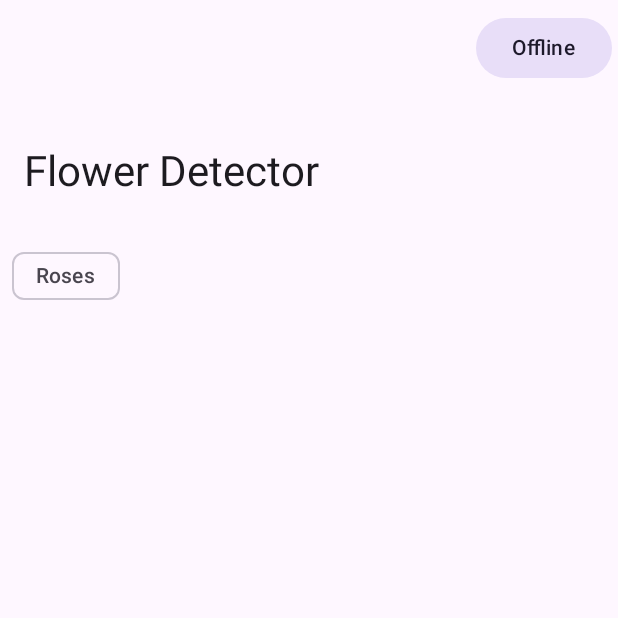
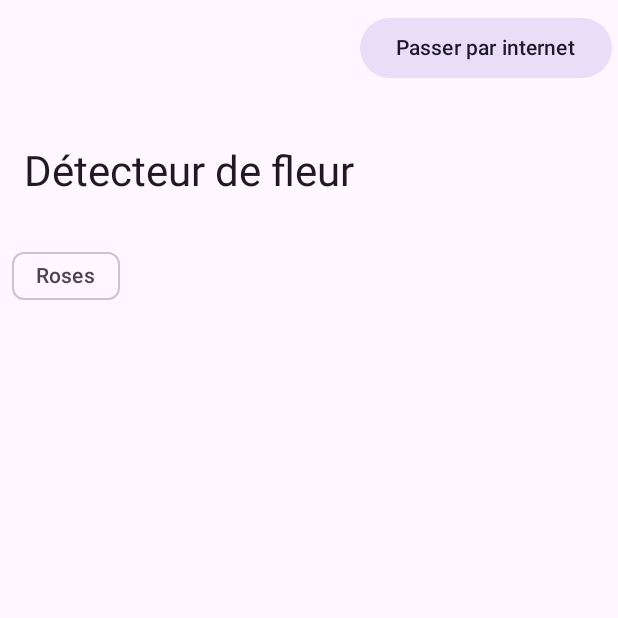
Before and after one commit to Appli-chic/flower-ai-app, an Android app built with Jetpack Compose: the screen it shows after launch (MainActivity), on a phone screen of 412 x 824 dp, the top half of it. Run offline under Robolectric (Android 15) with nearby library versions, the phone set to English and light mode, and no system bars; libraries missing offline, so code that uses them is left out: org.pytorch, org.pytorch.torchvision; pictures from the network do not load.

Commit message:
Give the choice between local and remote prediction

```diff
--- a/android/build.gradle.kts
+++ b/android/build.gradle.kts
@@ -26,6 +26,8 @@ kotlin {
             implementation(libs.pytorch)
             implementation(libs.pytorch.torchvision)
             implementation(libs.coil)
+            implementation(libs.retrofit)
+            implementation(libs.retrofit.gson)
         }
     }
 }
--- a/android/src/main/AndroidManifest.xml
+++ b/android/src/main/AndroidManifest.xml
@@ -4,6 +4,8 @@
 
     <uses-permission android:name="android.permission.READ_MEDIA_IMAGES" />
     <uses-permission android:name="android.permission.READ_EXTERNAL_STORAGE" />
+    <uses-permission android:name="android.permission.INTERNET" />
+    <uses-permission android:name="android.permission.ACCESS_NETWORK_STATE" />
 
     <application
         android:allowBackup="true"
@@ -11,6 +13,7 @@
         android:label="@string/app_name"
         android:roundIcon="@mipmap/ic_launcher_round"
         android:supportsRtl="true"
+        android:networkSecurityConfig="@xml/network_security_config"
         android:theme="@android:style/Theme.Material.Light.NoActionBar">
         <activity
             android:exported="true"
--- a/android/src/main/kotlin/com/applichic/flowerdetector/MainScreen.kt
+++ b/android/src/main/kotlin/com/applichic/flowerdetector/MainScreen.kt
@@ -14,7 +14,6 @@ import androidx.compose.foundation.lazy.grid.LazyVerticalGrid
 import androidx.compose.foundation.lazy.grid.items
 import androidx.compose.material.icons.Icons
 import androidx.compose.material.icons.filled.Check
-import androidx.compose.material3.Button
 import androidx.compose.material3.ExperimentalMaterial3Api
 import androidx.compose.material3.FilledTonalButton
 import androidx.compose.material3.FilterChip
@@ -40,24 +39,26 @@ import coil.compose.AsyncImage
 @Composable
 fun MainScreen(viewModel: MainViewModel) {
     val uiState by viewModel.uiState.collectAsState()
-    MainScreen(uiState, viewModel::onRoseFilterChanged)
+    MainScreen(uiState, viewModel::onRoseFilterChanged, viewModel::switchModelMode)
 }
 
 @Composable
 fun MainScreen(
     uiState: UiState,
     onRoseFilterChanged: () -> Unit,
+    switchModelMode: () -> Unit,
 ) {
     val scrollBehavior = TopAppBarDefaults.exitUntilCollapsedScrollBehavior(rememberTopAppBarState())
+    val modelModeText = if (uiState.isModelModeOnline) "Passer en local" else "Passer par internet"
 
     Scaffold(
         topBar = {
             LargeTopAppBar(
-                title = { Text("Flower Detector") },
+                title = { Text("Détecteur de fleur") },
                 scrollBehavior = scrollBehavior,
                 actions = {
-                    FilledTonalButton(onClick = {  }) {
-                        Text("Offline")
+                    FilledTonalButton(onClick = switchModelMode) {
+                        Text(modelModeText)
                     }
                 }
             )
@@ -112,6 +113,6 @@ fun MainScreen(
 @Composable
 fun MainScreenPreview() {
     MaterialTheme {
-        MainScreen(uiState = UiState(images = emptyList()), {})
+        MainScreen(uiState = UiState(images = emptyList()), {}, {})
     }
 }
--- /dev/null
+++ b/android/src/main/res/xml/network_security_config.xml
@@ -0,0 +1,6 @@
+<?xml version="1.0" encoding="utf-8"?>
+<network-security-config>
+    <domain-config cleartextTrafficPermitted="true">
+        <domain includeSubdomains="true">10.0.2.2</domain>
+    </domain-config>
+</network-security-config>
--- a/gradle/libs.versions.toml
+++ b/gradle/libs.versions.toml
@@ -5,20 +5,21 @@ android-minSdk = "24"
 android-targetSdk = "34"
 androidx-activityCompose = "1.8.2"
 compose = "1.6.3"
-compose-material3 = "1.2.1"
 compose-plugin = "1.6.0"
 kotlin = "1.9.22"
 pytorch = "2.1.0"
 coil = "2.6.0"
+retrofit = "2.9.0"
 
 [libraries]
 androidx-activity-compose = { module = "androidx.activity:activity-compose", version.ref = "androidx-activityCompose" }
 compose-ui-tooling = { module = "androidx.compose.ui:ui-tooling", version.ref = "compose" }
 compose-ui-tooling-preview = { module = "androidx.compose.ui:ui-tooling-preview", version.ref = "compose" }
-compose-material3 = { module = "androidx.compose.material3:material3", version.ref = "compose-material3" }
 pytorch = { module = "org.pytorch:pytorch_android_lite", version.ref = "pytorch" }
 pytorch-torchvision = { module = "org.pytorch:pytorch_android_torchvision_lite", version.ref = "pytorch" }
 coil = { module = "io.coil-kt:coil-compose", version.ref = "coil" }
+retrofit = { module = "com.squareup.retrofit2:retrofit", version.ref = "retrofit" }
+retrofit-gson = { module = "com.squareup.retrofit2:converter-gson", version.ref = "retrofit" }
 
 [plugins]
 androidApplication = { id = "com.android.application", version.ref = "agp" }
```
Also changed, not shown: android/src/main/kotlin/com/applichic/flowerdetector/MainViewModel.kt (+45 -5 lines), android/src/main/kotlin/com/applichic/flowerdetector/network/ModelService.kt (added, +15 -0 lines), android/src/main/kotlin/com/applichic/flowerdetector/network/NetworkService.kt (added, +15 -0 lines).
